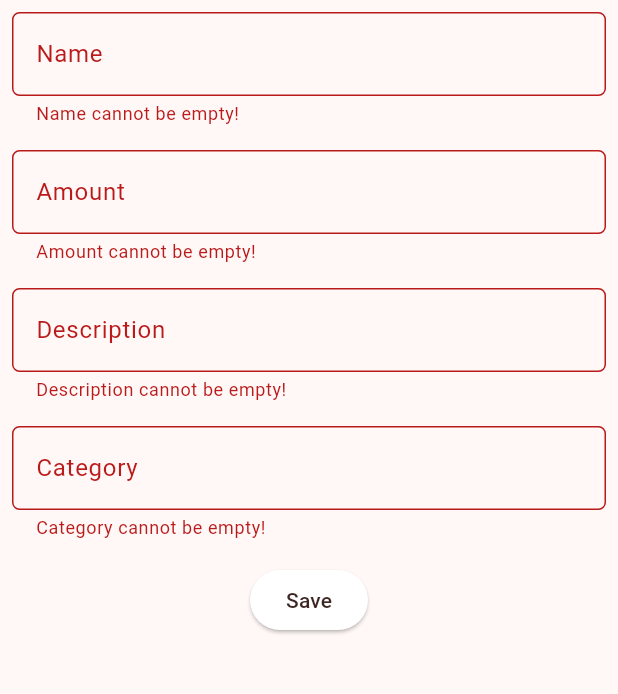
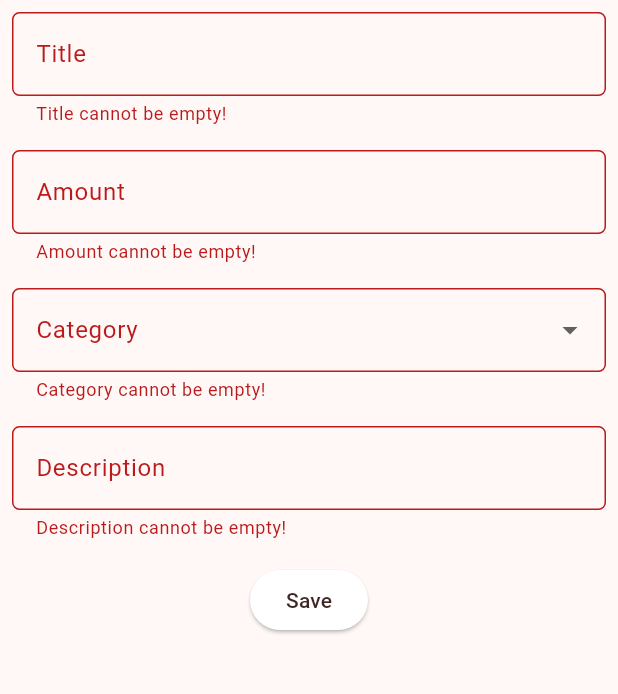
Before and after one commit to vinkakniv/LiteraLink, a Flutter app: the FormPage screen opened directly, after a tap on "Save", on a phone screen of 412 x 824 dp, the part 84-778 px from its top. Run offline on Flutter 3.47's test engine with Material 2 defaults, Android fonts, the light colour scheme and no system bars.

Commit message:
tugas 8 done

```diff
--- a/lib/screens/shoplist_form.dart
+++ b/lib/screens/shoplist_form.dart
@@ -14,6 +14,7 @@ class _FormPageState extends State<FormPage> {
   String _description = "";
   int _amount = 0;
   String _category = "";
+  List<String> categories = ["Novel", "Comic", "Poetry", "History", "Short Stories"];
   @override
   Widget build(BuildContext context) {
     return Scaffold(
@@ -36,8 +37,8 @@ class _FormPageState extends State<FormPage> {
                 padding: const EdgeInsets.all(8.0),
                 child: TextFormField(
                   decoration: InputDecoration(
-                    hintText: "Name",
-                    labelText: "Name",
+                    hintText: "Title",
+                    labelText: "Title",
                     border: OutlineInputBorder(
                       borderRadius: BorderRadius.circular(5.0),
                     ),
@@ -49,7 +50,7 @@ class _FormPageState extends State<FormPage> {
                   },
                   validator: (String? value) {
                     if (value == null || value.isEmpty) {
-                      return "Name cannot be empty!";
+                      return "Title cannot be empty!";
                     }
                     return null;
                   },
@@ -80,6 +81,35 @@ class _FormPageState extends State<FormPage> {
               ),
               Padding(
                 padding: const EdgeInsets.all(8.0),
+                child:DropdownButtonFormField<String>(
+                  decoration: InputDecoration(
+                    labelText: "Category",
+                    border: OutlineInputBorder(
+                      borderRadius: BorderRadius.circular(5.0),
+                    ),
+                  ),
+                  value: _category.isNotEmpty ? _category : null, // Penanganan untuk string kosong
+                  onChanged: (String? newValue) {
+                    setState(() {
+                      _category = newValue ?? '';
+                    });
+                  },
+                  validator: (String? value) {
+                    if (value == null || value.isEmpty) {
+                      return "Category cannot be empty!";
+                    }
+                    return null;
+                  },
+                  items: categories.map<DropdownMenuItem<String>>((String value) {
+                    return DropdownMenuItem<String>(
+                      value: value,
+                      child: Text(value),
+                    );
+                  }).toList(),
+                ),
+              ),
+              Padding(
+                padding: const EdgeInsets.all(8.0),
                 child: TextFormField(
                   decoration: InputDecoration(
                     hintText: "Description",
@@ -96,29 +126,6 @@ class _FormPageState extends State<FormPage> {
                   validator: (String? value) {
                     if (value == null || value.isEmpty) {
                       return "Description cannot be empty!";
-                    }
-                    return null;
-                  },
-                ),
-              ),
-              Padding(
-                padding: const EdgeInsets.all(8.0),
-                child: TextFormField(
-                  decoration: InputDecoration(
-                    hintText: "Category",
-                    labelText: "Category",
-                    border: OutlineInputBorder(
-                      borderRadius: BorderRadius.circular(5.0),
-                    ),
-                  ),
-                  onChanged: (String? value) {
-                    setState(() {
-                      _category = value!;
-                    });
-                  },
-                  validator: (String? value) {
-                    if (value == null || value.isEmpty) {
-                      return "Category cannot be empty!";
                     }
                     return null;
                   },
@@ -147,8 +154,8 @@ class _FormPageState extends State<FormPage> {
                                   children: [
                                     Text('Name: $_name'),
                                     Text('Amount: $_amount'),
+                                    Text('Category: $_category'),
                                     Text('Description: $_description'),
-                                    Text('Category: $_category'),
                                   ],
                                 ),
                               ),
```
Also changed, not shown: 1 other file.
